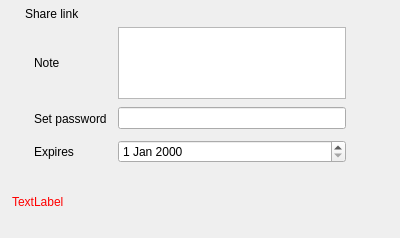
Above: src/gui/sharelinkwidget.ui from nextcloud/desktop before the change. Below: the same form after it.
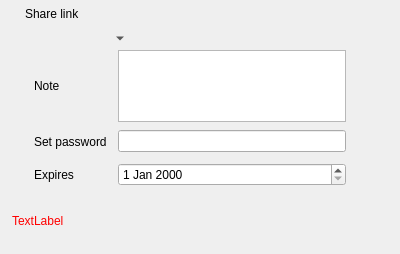
That is the form after the change. Icons and pictures are not drawn. Custom widgets are drawn as their Qt base class.

The edit to the form file:
```diff
--- a/src/gui/sharelinkwidget.ui
+++ b/src/gui/sharelinkwidget.ui
@@ -7,7 +7,7 @@
     <x>0</x>
     <y>0</y>
     <width>400</width>
-    <height>238</height>
+    <height>254</height>
    </rect>
   </property>
   <property name="sizePolicy">
@@ -144,6 +144,82 @@
      </item>
     </layout>
    </item>
+   <item>
+    <layout class="QHBoxLayout" name="horizontalLayout_3">
+     <item>
+      <spacer name="horizontalSpacer_4">
+       <property name="orientation">
+        <enum>Qt::Horizontal</enum>
+       </property>
+       <property name="sizeHint" stdset="0">
+        <size>
+         <width>40</width>
+         <height>20</height>
+        </size>
+       </property>
+      </spacer>
+     </item>
+     <item>
+      <widget class="OCC::ElidedLabel" name="permissionlabel">
+       <property name="text">
+        <string/>
+       </property>
+      </widget>
+     </item>
+     <item>
+      <widget class="QToolButton" name="permissionMenu">
+       <property name="text">
+        <string>...</string>
+       </property>
+       <property name="autoRaise">
+        <bool>true</bool>
+       </property>
+       <property name="arrowType">
+        <enum>Qt::DownArrow</enum>
+       </property>
+      </widget>
+     </item>
+     <item>
+      <spacer name="horizontalSpacer_6">
+       <property name="orientation">
+        <enum>Qt::Horizontal</enum>
+       </property>
+       <property name="sizeHint" stdset="0">
+        <size>
+         <width>40</width>
+         <height>20</height>
+        </size>
+       </property>
+      </spacer>
+     </item>
+     <item>
+      <spacer name="horizontalSpacer_5">
+       <property name="orientation">
+        <enum>Qt::Horizontal</enum>
+       </property>
+       <property name="sizeHint" stdset="0">
+        <size>
+         <width>40</width>
+         <height>20</height>
+        </size>
+       </property>
+      </spacer>
+     </item>
+     <item>
+      <spacer name="horizontalSpacer_3">
+       <property name="orientation">
+        <enum>Qt::Horizontal</enum>
+       </property>
+       <property name="sizeHint" stdset="0">
+        <size>
+         <width>40</width>
+         <height>20</height>
+        </size>
+       </property>
+      </spacer>
+     </item>
+    </layout>
+   </item>
    <item>
     <layout class="QGridLayout" name="gridLayout">
      <property name="leftMargin">
@@ -431,6 +507,11 @@
    <header>QProgressIndicator.h</header>
    <container>1</container>
   </customwidget>
+  <customwidget>
+   <class>OCC::ElidedLabel</class>
+   <extends>QLabel</extends>
+   <header>elidedlabel.h</header>
+  </customwidget>
  </customwidgets>
  <resources>
   <include location="../../theme.qrc"/>
```
